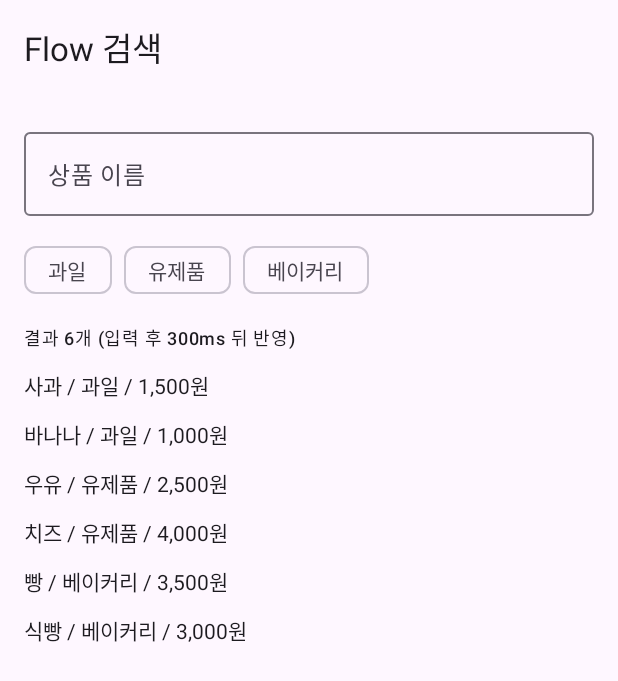
After one commit to 92hoy/kotlin_tutorial, an Android app built with Jetpack Compose: the composable FlowSearchDemo shown on its own in the app's theme, on a phone screen of 412 x 824 dp. The commit adds this screen. Shown: the top 681 px of the screen. Run offline under Robolectric (Android 15) with nearby library versions, the phone set to English and light mode, and no system bars.

Commit message:
feat: Flow 검색 데모 화면 추가

```diff
--- /dev/null
+++ b/app/src/main/java/com/example/kotlintutorial/ui/demo/FlowSearchDemo.kt
@@ -0,0 +1,86 @@
+package com.example.kotlintutorial.ui.demo
+
+import androidx.compose.foundation.layout.Arrangement
+import androidx.compose.foundation.layout.Row
+import androidx.compose.foundation.layout.fillMaxWidth
+import androidx.compose.material3.FilterChip
+import androidx.compose.material3.MaterialTheme
+import androidx.compose.material3.OutlinedTextField
+import androidx.compose.material3.Text
+import androidx.compose.runtime.Composable
+import androidx.compose.runtime.collectAsState
+import androidx.compose.runtime.getValue
+import androidx.compose.runtime.remember
+import androidx.compose.runtime.rememberCoroutineScope
+import androidx.compose.ui.Modifier
+import androidx.compose.ui.unit.dp
+import kotlinx.coroutines.CoroutineScope
+import kotlinx.coroutines.FlowPreview
+import kotlinx.coroutines.flow.MutableStateFlow
+import kotlinx.coroutines.flow.SharingStarted
+import kotlinx.coroutines.flow.StateFlow
+import kotlinx.coroutines.flow.combine
+import kotlinx.coroutines.flow.debounce
+import kotlinx.coroutines.flow.stateIn
+
+/**
+ * 검색어와 분류를 Flow로 묶어 결과 목록을 만드는 클래스.
+ *
+ * Kotlin 포인트: 입력은 `MutableStateFlow`, 결과는 읽기 전용 `StateFlow`로 노출한다.
+ * `debounce`로 타이핑이 멈춘 뒤에만 검색하고, `combine`으로 두 입력의 최신 값을 합친다.
+ * Java의 RxJava나 LiveData 변환보다 짧게 쓰고, 코루틴 안에서 바로 이어 쓸 수 있음.
+ *
+ * @param scope 결과 Flow를 유지할 코루틴 스코프.
+ * @param source 검색 대상 목록.
+ */
+@OptIn(FlowPreview::class)
+class ProductSearch(scope: CoroutineScope, private val source: List<Product>) {
+
+    /** 현재 입력 중인 검색어. 화면의 텍스트 필드와 연결된다. */
+    val query = MutableStateFlow("")
+
+    /** 선택한 분류. null이면 전체. */
+    val category = MutableStateFlow<String?>(null)
+
+    /** 검색어(300ms 디바운스)와 분류를 합쳐 필터링한 결과. */
+    val results: StateFlow<List<Product>> =
+        combine(query.debounce(300), category) { q, c ->
+            source.filter { p ->
+                p.name.contains(q.trim()) && (c == null || p.category == c)
+            }
+        }.stateIn(scope, SharingStarted.WhileSubscribed(5_000), source)
+}
+
+/**
+ * Flow 검색 데모 화면. 검색어를 입력하면 입력이 멈춘 뒤 결과가 갱신되고,
+ * 분류 칩을 누르면 `combine`이 즉시 다시 계산한다.
+ */
+@Composable
+fun FlowSearchDemo() {
+    val scope = rememberCoroutineScope()
+    val search = remember { ProductSearch(scope, sampleProducts) }
+    val query by search.query.collectAsState()
+    val category by search.category.collectAsState()
+    val results by search.results.collectAsState()
+
+    DemoScaffold("Flow 검색") {
+        OutlinedTextField(
+            value = query,
+            onValueChange = { search.query.value = it },
+            label = { Text("상품 이름") },
+            modifier = Modifier.fillMaxWidth(),
+        )
+        Row(horizontalArrangement = Arrangement.spacedBy(8.dp)) {
+            val categories = sampleProducts.map { it.category }.distinct()
+            categories.forEach { c ->
+                FilterChip(
+                    selected = category == c,
+                    onClick = { search.category.value = if (category == c) null else c },
+                    label = { Text(c) },
+                )
+            }
+        }
+        Text("결과 ${results.size}개 (입력 후 300ms 뒤 반영)", style = MaterialTheme.typography.labelMedium)
+        results.forEach { Text("${it.name} / ${it.category} / ${it.price.toWon()}") }
+    }
+}
--- a/app/src/main/java/com/example/kotlintutorial/ui/navigation/Catalog.kt
+++ b/app/src/main/java/com/example/kotlintutorial/ui/navigation/Catalog.kt
@@ -5,6 +5,7 @@ import com.example.kotlintutorial.ui.MemoScreen
 import com.example.kotlintutorial.ui.demo.CollectionDemo
 import com.example.kotlintutorial.ui.demo.CoroutineDemo
 import com.example.kotlintutorial.ui.demo.ExtensionDemo
+import com.example.kotlintutorial.ui.demo.FlowSearchDemo
 import com.example.kotlintutorial.ui.demo.ScopeFunctionDemo
 import com.example.kotlintutorial.ui.demo.SealedStateDemo
 import com.example.kotlintutorial.ui.demo.DataClassDemo
@@ -81,4 +82,10 @@ val catalog: List<DemoEntry> = listOf(
         summary = "`async`/`await` 병렬 실행, 구조적 동시성, 취소",
         screen = { CoroutineDemo() },
     ),
+    DemoEntry(
+        route = "flow-search",
+        title = "Flow 검색",
+        summary = "`StateFlow`, `debounce`, `combine`으로 만든 검색",
+        screen = { FlowSearchDemo() },
+    ),
 )
```
